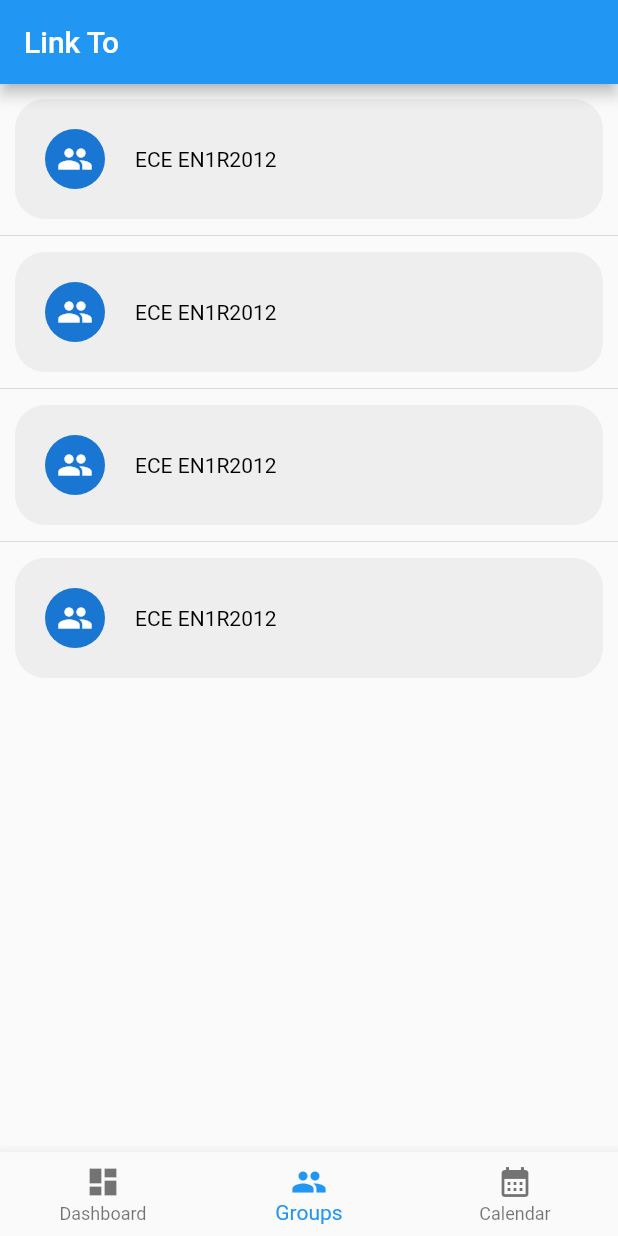
After one commit to Dhruv80576/llm_noticeboard, a Flutter app: the screen it shows after launch, item 2 of the bottom bar chosen, on a phone screen of 412 x 824 dp. The commit adds this screen. Run offline on Flutter 3.47's test engine with Material 2 defaults, Android fonts, the phone set to English and light mode, and no system bars.

Commit message:
basic ui completed

```diff
--- /dev/null
+++ b/lib/components/GroupCard.dart
@@ -0,0 +1,32 @@
+import 'package:flutter/cupertino.dart';
+import 'package:flutter/material.dart';
+import 'package:flutter/src/widgets/container.dart';
+import 'package:flutter/src/widgets/framework.dart';
+
+class GroupCard extends StatelessWidget {
+  const GroupCard({super.key});
+
+  @override
+  Widget build(BuildContext context) {
+    return Container(
+      padding: EdgeInsets.all(20),
+      margin: EdgeInsets.fromLTRB(10, 10, 10, 10),
+      decoration: BoxDecoration(
+          borderRadius: BorderRadius.all(Radius.circular(20)),
+          color: Colors.grey.shade200),
+      child: Row(children: [
+        CircleAvatar(
+          child: Icon(Icons.group),
+        ),
+        Container(
+          margin: EdgeInsets.fromLTRB(20, 0, 10, 0),
+          child: Text(
+            "ECE EN1R2012",
+            style:
+                TextStyle(color: Colors.black, overflow: TextOverflow.ellipsis),
+          ),
+        ),
+      ]),
+    );
+  }
+}
--- /dev/null
+++ b/lib/pages/Groups.dart
@@ -0,0 +1,38 @@
+import 'package:flutter/material.dart';
+import 'package:flutter/src/widgets/container.dart';
+import 'package:flutter/src/widgets/framework.dart';
+import 'package:llm_noticeboard/components/GroupCard.dart';
+import 'package:llm_noticeboard/pages/ChatPage.dart';
+import 'package:llm_noticeboard/pages/HomePage.dart';
+
+class GroupsPage extends StatefulWidget {
+  const GroupsPage({super.key});
+
+  @override
+  State<GroupsPage> createState() => _GroupsPageState();
+}
+
+class _GroupsPageState extends State<GroupsPage> {
+  @override
+  Widget build(BuildContext context) {
+    return Container(
+      child: (ListView.separated(
+        itemBuilder: (context, index) {
+          return GestureDetector(
+            child: GroupCard(),
+            onTap: () {
+              Navigator.push(
+                  context, MaterialPageRoute(builder: (context) => ChatPage()));
+            },
+          );
+        },
+        separatorBuilder: (context, index) {
+          return Divider(
+            height: 2,
+          );
+        },
+        itemCount: 4,
+      )),
+    );
+  }
+}
--- /dev/null
+++ b/lib/pages/HomePage.dart
@@ -0,0 +1,54 @@
+import 'package:flutter/material.dart';
+import 'package:flutter/src/widgets/container.dart';
+import 'package:flutter/src/widgets/framework.dart';
+import 'package:llm_noticeboard/pages/Calendar.dart';
+import 'package:llm_noticeboard/pages/Dashboard.dart';
+import 'package:llm_noticeboard/pages/Groups.dart';
+
+class Home extends StatefulWidget {
+  const Home({super.key});
+
+  @override
+  State<Home> createState() => _HomeState();
+}
+
+class _HomeState extends State<Home> {
+  final List<Widget> pages = [
+    DashboardPage(
+      key: PageStorageKey('Dashboard'),
+    ),
+    GroupsPage(
+      key: PageStorageKey('Groups'),
+    ),
+    CalendarPage(
+      key: PageStorageKey('Calendar'),
+    )
+  ];
+  final PageStorageBucket bucket = PageStorageBucket();
+  var select_index = 0;
+
+  @override
+  Widget build(BuildContext context) {
+    return Scaffold(
+      appBar: AppBar(
+        title: Text("Link To"),
+      ),
+      body: PageStorage(bucket: bucket, child: pages[select_index]),
+      bottomNavigationBar: BottomNavigationBar(
+        onTap: (value) {
+          setState(() {
+            select_index = value;
+          });
+        },
+        currentIndex: select_index,
+        items: [
+          BottomNavigationBarItem(
+              icon: Icon(Icons.dashboard), label: "Dashboard"),
+          BottomNavigationBarItem(icon: Icon(Icons.group), label: "Groups"),
+          BottomNavigationBarItem(
+              icon: Icon(Icons.calendar_month), label: "Calendar")
+        ],
+      ),
+    );
+  }
+}
```
Also changed, not shown: lib/components/CalendarCard.dart (added, +24 -0 lines), lib/main.dart (+5 -111 lines), lib/pages/Calendar.dart (added, +20 -0 lines), lib/pages/ChatPage.dart (added, +25 -0 lines), lib/pages/Dashboard.dart (added, +17 -0 lines).
